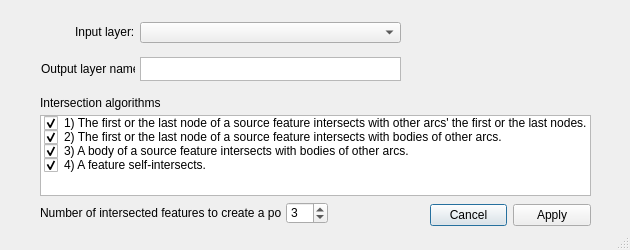
The window that point_on_arc_intersection/point_on_arc_intersection_dialog_base.ui (pandryk/PythonRepo) describes before a commit, drawn with Qt 5.
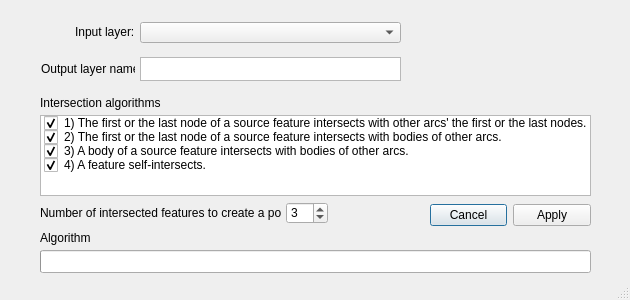
The same window after the commit.

```diff
--- a/point_on_arc_intersection/point_on_arc_intersection_dialog_base.ui
+++ b/point_on_arc_intersection/point_on_arc_intersection_dialog_base.ui
@@ -7,7 +7,7 @@
     <x>0</x>
     <y>0</y>
     <width>630</width>
-    <height>250</height>
+    <height>300</height>
    </rect>
   </property>
   <property name="sizePolicy">
@@ -19,13 +19,13 @@
   <property name="minimumSize">
    <size>
     <width>630</width>
-    <height>250</height>
+    <height>300</height>
    </size>
   </property>
   <property name="maximumSize">
    <size>
     <width>630</width>
-    <height>250</height>
+    <height>300</height>
    </size>
   </property>
   <property name="windowTitle">
@@ -183,6 +183,35 @@
     <string>Output layer name:</string>
    </property>
   </widget>
+  <widget class="QProgressBar" name="progressBar">
+   <property name="geometry">
+    <rect>
+     <x>40</x>
+     <y>250</y>
+     <width>551</width>
+     <height>23</height>
+    </rect>
+   </property>
+   <property name="value">
+    <number>0</number>
+   </property>
+   <property name="textVisible">
+    <bool>false</bool>
+   </property>
+  </widget>
+  <widget class="QLabel" name="progressLabel">
+   <property name="geometry">
+    <rect>
+     <x>40</x>
+     <y>230</y>
+     <width>71</width>
+     <height>16</height>
+    </rect>
+   </property>
+   <property name="text">
+    <string>Algorithm</string>
+   </property>
+  </widget>
  </widget>
  <resources/>
  <connections>
```
